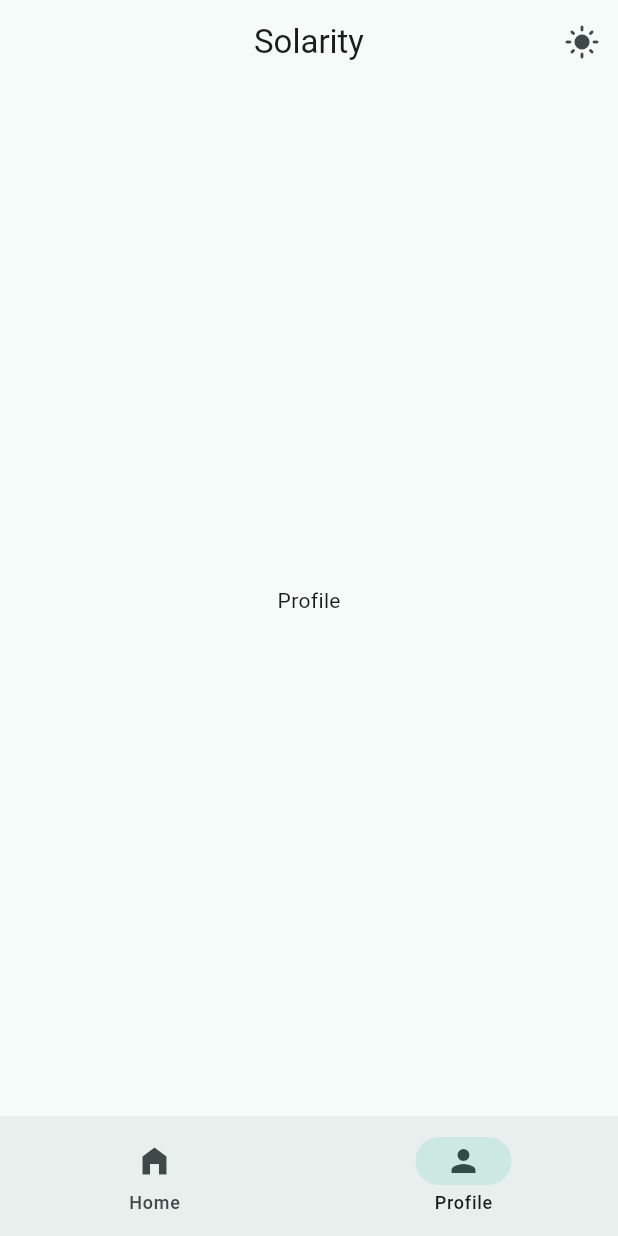
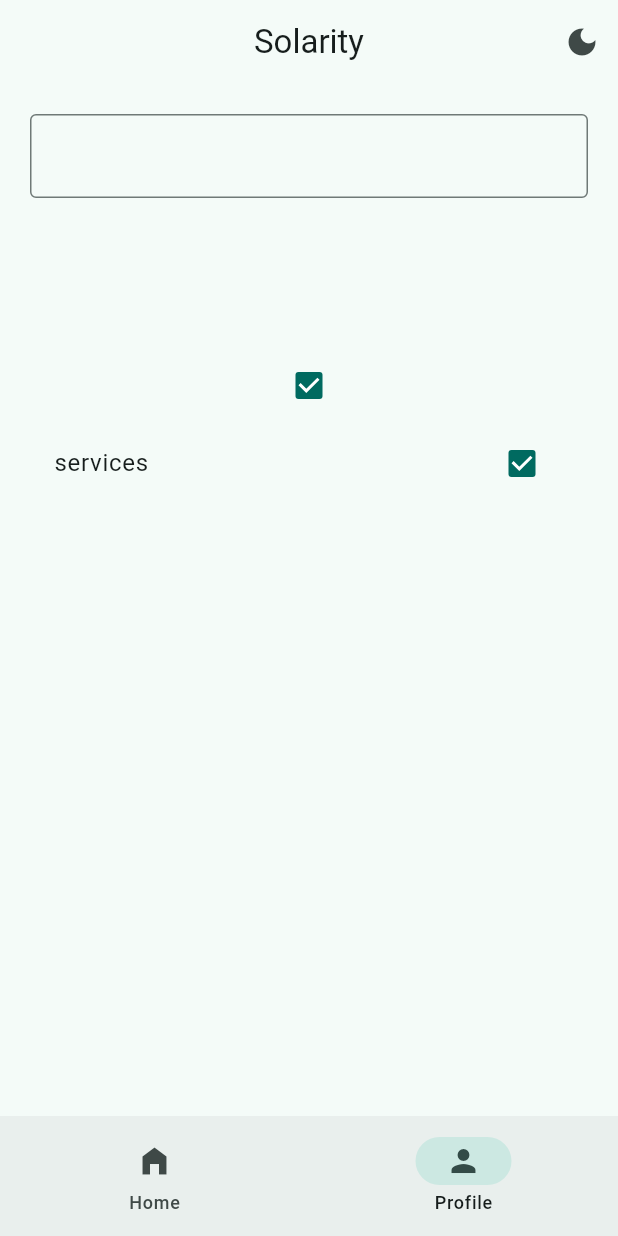
Before and after one commit to mohamedelaraby1995/first_app, a Flutter app: the screen it shows after launch, item 2 of the bottom bar chosen, on a phone screen of 412 x 824 dp. Run offline on Flutter 3.47's test engine with Material 3 defaults, Android fonts, the phone set to English and light mode, and no system bars.

```diff
--- a/lib/views/pages/profile_page.dart
+++ b/lib/views/pages/profile_page.dart
@@ -1,12 +1,66 @@
 import 'package:flutter/material.dart';
 
-class ProfilePage extends StatelessWidget {
+class ProfilePage extends StatefulWidget {
   const ProfilePage({super.key});
 
   @override
+  State<ProfilePage> createState() => _ProfilePageState();
+}
+
+//TODO: Inset text to hold the text from the textfield data.
+//TODO: Setup the controller of the TextField.
+class _ProfilePageState extends State<ProfilePage> {
+  TextEditingController controller = TextEditingController();
+
+  bool? isChecked = true;
+
+  @override
   Widget build(BuildContext context) {
-    return const Center(
-      child: Text('Profile'),
+    return Padding(
+      padding: const EdgeInsets.all(20.0),
+      child: Center(
+        child: Column(
+          children: [
+            TextField(
+              controller: controller,
+              decoration: const InputDecoration(
+                border: OutlineInputBorder(),
+              ),
+              onEditingComplete: () {
+                setState(() {});
+              },
+            ),
+            SizedBox(
+              height: 40.0,
+            ),
+            Text(
+              controller.text,
+            ),
+            SizedBox(
+              height: 40.0,
+            ),
+            Checkbox(
+              tristate: true,
+              value: isChecked,
+              onChanged: (bool? value) {
+                setState(() {
+                  isChecked = value;
+                });
+              },
+            ),
+            CheckboxListTile(
+              tristate: true,
+              value: isChecked,
+              title: Text('services'),
+              onChanged: (bool? value) {
+                setState(() {
+                  isChecked = value;
+                });
+              },
+            ),
+          ],
+        ),
+      ),
     );
   }
 }
--- a/lib/views/widget_tree.dart
+++ b/lib/views/widget_tree.dart
@@ -33,7 +33,7 @@ class _WidgetTreeState extends State<WidgetTree> {
               icon: ValueListenableBuilder(
                 valueListenable: isDarkModeNotifier,
                 builder: (context, isDarkMode, child) {
-                  return Icon(isDarkMode ? Icons.dark_mode : Icons.light_mode);
+                  return Icon(isDarkMode ? Icons.light_mode : Icons.dark_mode);
                 },
               )),
         ],
```
